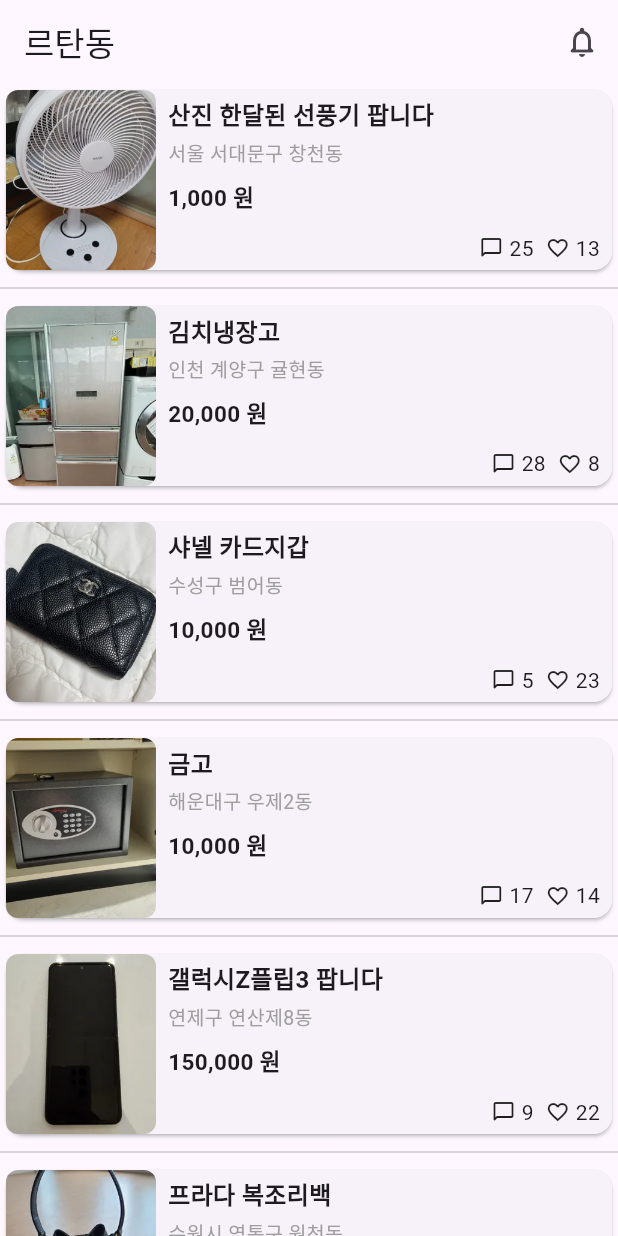
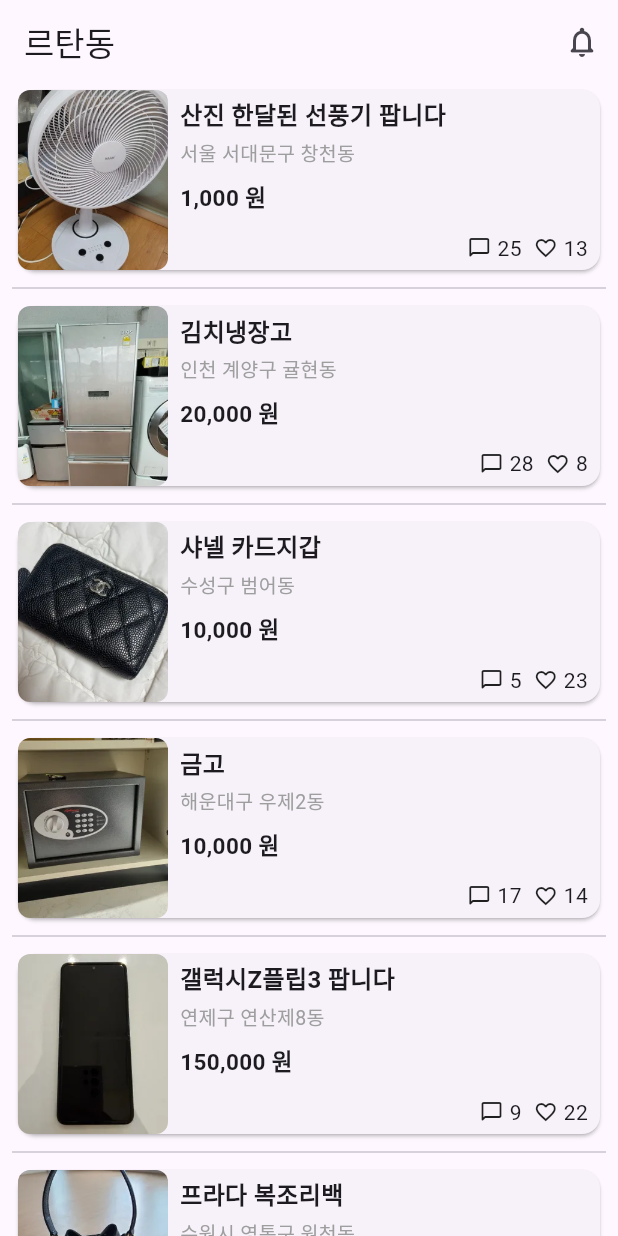
Before and after one commit to Meezzi/apple-market, a Flutter app: the screen it shows after launch, on a phone screen of 412 x 824 dp. Run offline on Flutter 3.47's test engine with Material 3 defaults, Android fonts, the phone set to English and light mode, and no system bars; our stand-ins replace flutter_riverpod.

Commit message:
feat: ProductListPage에 Padding 추가

```diff
--- a/lib/features/product/presentation/pages/product_list_page.dart
+++ b/lib/features/product/presentation/pages/product_list_page.dart
@@ -29,7 +29,9 @@ class ProductListPage extends ConsumerWidget {
         centerTitle: false,
       ),
       body: asyncProducts.when(
-        data: (products) => ListView.separated(
+        data: (products) => Padding(
+          padding: const EdgeInsets.symmetric(horizontal: 8),
+          child: ListView.separated(
             separatorBuilder: (BuildContext context, int index) {
               return Divider();
             },
@@ -38,6 +40,7 @@ class ProductListPage extends ConsumerWidget {
               return ProductCard(product: products[index]);
             },
           ),
+        ),
         loading: () => const Center(child: CircularProgressIndicator()),
         error: (err, stack) => Center(child: Text('오류가 발생했습니다.')),
       ),
```
Lines whose indentation alone changed are shown as unchanged.
